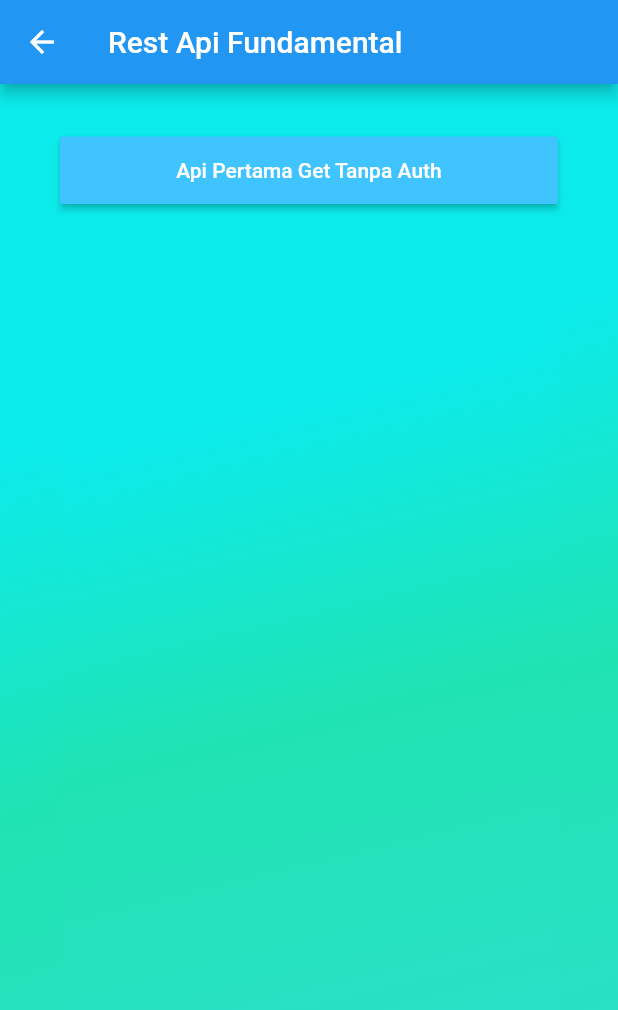
After one commit to nopezi/flutter-fundamental, a Flutter app: the HomeApi screen opened directly, on a phone screen of 412 x 824 dp. The commit adds this screen. Shown: the top 1010 px of the screen. Run offline on Flutter 3.47's test engine with Material 2 defaults, Android fonts, the phone set to English and light mode, and no system bars; our stand-ins replace dio, fluttertoast, shared_preferences; missing offline and left inert: dart:html; accounts and stored records are empty; network calls fail.

Commit message:
web rest api

```diff
--- /dev/null
+++ b/lib/ui/api_list.dart
@@ -0,0 +1,7 @@
+class APIS {
+  static final String _baseUrl =
+      "http://shielded-beyond-23529.herokuapp.com/api/";
+
+  static var profile = "$_baseUrl/profil";
+  static var api_coba = "https://jsonplaceholder.typicode.com/users";
+}
--- /dev/null
+++ b/lib/ui/dinamis_api/home_api.dart
@@ -0,0 +1,74 @@
+import 'package:flutter/material.dart';
+import 'package:lumen_flutter/ui/dinamis_api/ApiPertama.dart';
+
+class HomeApi extends StatelessWidget {
+  @override
+  Widget build(BuildContext context) {
+    return Scaffold(
+      appBar: AppBar(
+        title: Text("Rest Api Fundamental"),
+      ),
+      body: Container(
+        decoration: BoxDecoration(
+          gradient: LinearGradient(
+            begin: Alignment.topLeft,
+            end: Alignment.bottomCenter,
+            stops: [0.3, 0.6, 0.9],
+            colors: [
+              Color.fromRGBO(12, 235, 235, 1),
+              Color.fromRGBO(32, 227, 178, 1),
+              Color.fromRGBO(41, 225, 198, 1),
+            ],
+          ),
+        ),
+        child: Container(
+          decoration: BoxDecoration(
+              borderRadius: BorderRadius.all(Radius.circular(12)),
+              gradient: LinearGradient(
+                  begin: Alignment.topLeft,
+                  end: Alignment.bottomCenter,
+                  stops: [
+                    0.3,
+                    0.6,
+                    0.9
+                  ],
+                  colors: [
+                    Color.fromRGBO(12, 235, 235, 1),
+                    Color.fromRGBO(32, 227, 178, 1),
+                    Color.fromRGBO(41, 225, 198, 1),
+                  ]),
+              boxShadow: []),
+          margin: EdgeInsets.fromLTRB(40, 35, 40, 50),
+          child: ListView(
+            children: [
+              Column(
+                mainAxisAlignment: MainAxisAlignment.center,
+                children: [
+                  Container(
+                    width: MediaQuery.of(context).size.width,
+                    height: 45,
+                    child: MaterialButton(
+                      minWidth: 10.0,
+                      height: 42.0,
+                      onPressed: () {
+                        Navigator.push(
+                            context,
+                            MaterialPageRoute(
+                                builder: (context) => ApiPertama()));
+                      },
+                      color: Colors.lightBlueAccent,
+                      child: Text(
+                        'Api Pertama Get Tanpa Auth',
+                        style: TextStyle(color: Colors.white),
+                      ),
+                    ),
+                  )
+                ],
+              )
+            ],
+          ),
+        ),
+      ),
+    );
+  }
+}
```
Also changed, not shown: lib/ui/coba/nyoba.dart (added, +238 -0 lines), lib/ui/data/user.dart (added, +25 -0 lines), lib/ui/dinamis_api/ApiPertama.dart (added, +75 -0 lines), lib/ui/screens/login_screen.dart (+44 -48 lines).
